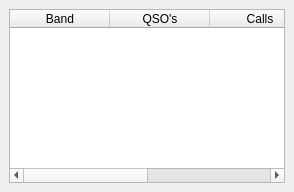
Qt form not1mm/data/statistics.ui (mbridak/not1mm) before a commit.
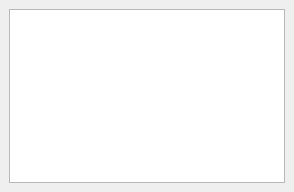
The same form after that commit.

Commit message: @mbridak Update font.

```diff
--- a/not1mm/data/statistics.ui
+++ b/not1mm/data/statistics.ui
@@ -10,34 +10,18 @@
     <height>192</height>
    </rect>
   </property>
+  <property name="font">
+   <font>
+    <family>JetBrains Mono ExtraLight</family>
+   </font>
+  </property>
   <property name="windowTitle">
    <string>Stats</string>
   </property>
   <widget class="QWidget" name="dockWidgetContents">
    <layout class="QGridLayout" name="gridLayout">
     <item row="1" column="2">
-     <widget class="QTableWidget" name="tableWidget">
-      <column>
-       <property name="text">
-        <string>Band</string>
-       </property>
-      </column>
-      <column>
-       <property name="text">
-        <string>QSO's</string>
-       </property>
-      </column>
-      <column>
-       <property name="text">
-        <string>Calls</string>
-       </property>
-      </column>
-      <column>
-       <property name="text">
-        <string>Points</string>
-       </property>
-      </column>
-     </widget>
+     <widget class="QTableWidget" name="tableWidget"/>
     </item>
    </layout>
   </widget>
```
